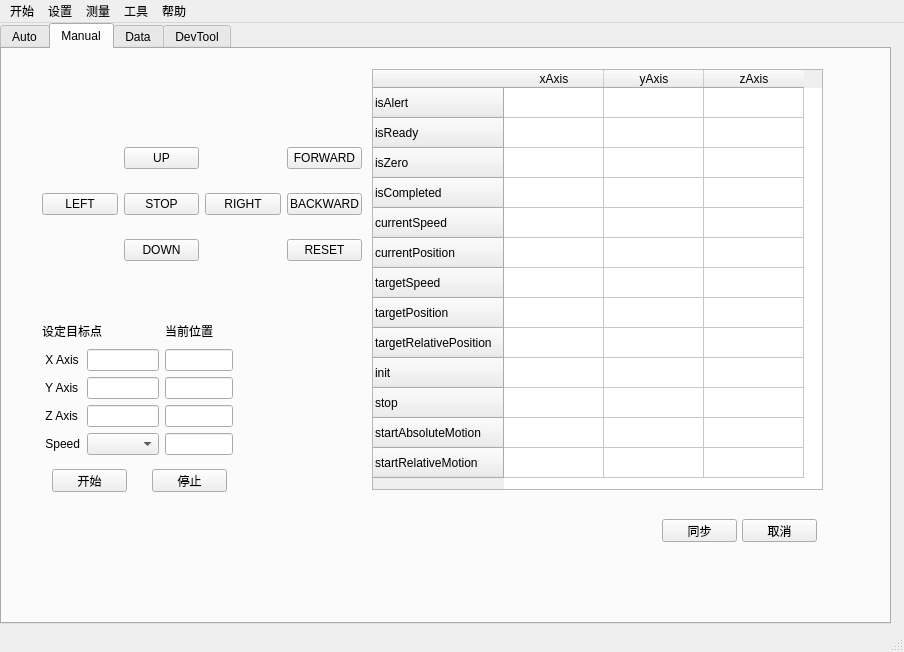
Old version of the form mainwindow.ui in the repository xuli2020sj/GammaDetctionSystem9.
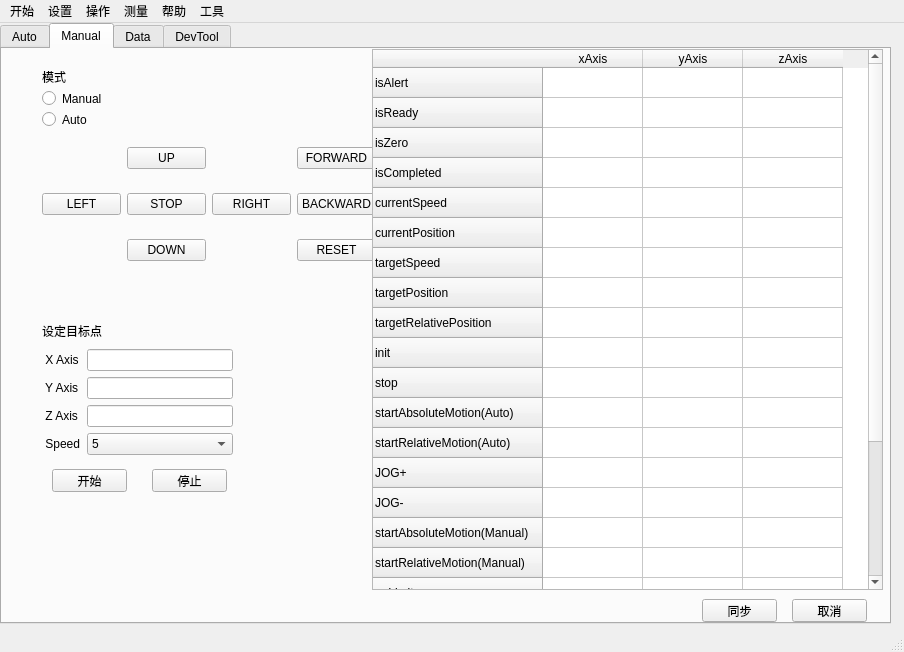
New version of the form. The open tabs and pages were chosen to show the change.

```diff
--- a/mainwindow.ui
+++ b/mainwindow.ui
@@ -220,7 +220,7 @@
        <rect>
         <x>40</x>
         <y>80</y>
-        <width>320</width>
+        <width>334</width>
         <height>151</height>
        </rect>
       </property>
@@ -293,6 +293,32 @@
        </rect>
       </property>
       <layout class="QGridLayout" name="gridLayout_6">
+       <item row="4" column="0">
+        <widget class="QLabel" name="label_11">
+         <property name="text">
+          <string> Speed</string>
+         </property>
+        </widget>
+       </item>
+       <item row="4" column="1">
+        <widget class="QComboBox" name="speedSelect">
+         <item>
+          <property name="text">
+           <string>5</string>
+          </property>
+         </item>
+         <item>
+          <property name="text">
+           <string>10</string>
+          </property>
+         </item>
+         <item>
+          <property name="text">
+           <string>15</string>
+          </property>
+         </item>
+        </widget>
+       </item>
        <item row="0" column="0" colspan="2">
         <widget class="QLabel" name="label_7">
          <property name="text">
@@ -300,35 +326,6 @@
          </property>
         </widget>
        </item>
-       <item row="1" column="1">
-        <widget class="QLineEdit" name="lineEdit"/>
-       </item>
-       <item row="0" column="2">
-        <widget class="QLabel" name="label_12">
-         <property name="sizePolicy">
-          <sizepolicy hsizetype="Maximum" vsizetype="Preferred">
-           <horstretch>0</horstretch>
-           <verstretch>0</verstretch>
-          </sizepolicy>
-         </property>
-         <property name="text">
-          <string>当前位置</string>
-         </property>
-        </widget>
-       </item>
-       <item row="1" column="0">
-        <widget class="QLabel" name="label_8">
-         <property name="text">
-          <string> X Axis</string>
-         </property>
-        </widget>
-       </item>
-       <item row="2" column="1">
-        <widget class="QLineEdit" name="lineEdit_2"/>
-       </item>
-       <item row="3" column="1">
-        <widget class="QLineEdit" name="lineEdit_9"/>
-       </item>
        <item row="2" column="0">
         <widget class="QLabel" name="label_9">
          <property name="text">
@@ -336,15 +333,8 @@
          </property>
         </widget>
        </item>
-       <item row="4" column="1">
-        <widget class="QComboBox" name="comboBox_3"/>
-       </item>
-       <item row="4" column="0">
-        <widget class="QLabel" name="label_11">
-         <property name="text">
-          <string> Speed</string>
-         </property>
-        </widget>
+       <item row="2" column="1">
+        <widget class="QLineEdit" name="targetYPosEdit"/>
        </item>
        <item row="3" column="0">
         <widget class="QLabel" name="label_10">
@@ -353,17 +343,18 @@
          </property>
         </widget>
        </item>
-       <item row="1" column="2">
-        <widget class="QLineEdit" name="lineEdit_10"/>
+       <item row="1" column="1">
+        <widget class="QLineEdit" name="targetXPosEdit"/>
        </item>
-       <item row="2" column="2">
-        <widget class="QLineEdit" name="lineEdit_11"/>
+       <item row="1" column="0">
+        <widget class="QLabel" name="label_8">
+         <property name="text">
+          <string> X Axis</string>
+         </property>
+        </widget>
        </item>
-       <item row="3" column="2">
-        <widget class="QLineEdit" name="lineEdit_12"/>
-       </item>
-       <item row="4" column="2">
-        <widget class="QLineEdit" name="lineEdit_13"/>
+       <item row="3" column="1">
+        <widget class="QLineEdit" name="targetZPosEdit"/>
        </item>
       </layout>
      </widget>
@@ -397,9 +388,9 @@
       <property name="geometry">
        <rect>
         <x>370</x>
-        <y>20</y>
-        <width>451</width>
-        <height>421</height>
+        <y>0</y>
+        <width>511</width>
+        <height>541</height>
        </rect>
       </property>
       <row>
@@ -459,12 +450,62 @@
       </row>
       <row>
        <property name="text">
-        <string>startAbsoluteMotion</string>
+        <string>startAbsoluteMotion(Auto)</string>
        </property>
       </row>
       <row>
        <property name="text">
-        <string>startRelativeMotion</string>
+        <string>startRelativeMotion(Auto)</string>
+       </property>
+      </row>
+      <row>
+       <property name="text">
+        <string>JOG+</string>
+       </property>
+      </row>
+      <row>
+       <property name="text">
+        <string>JOG-</string>
+       </property>
+      </row>
+      <row>
+       <property name="text">
+        <string>startAbsoluteMotion(Manual)</string>
+       </property>
+      </row>
+      <row>
+       <property name="text">
+        <string>startRelativeMotion(Manual)</string>
+       </property>
+      </row>
+      <row>
+       <property name="text">
+        <string>upLimit</string>
+       </property>
+      </row>
+      <row>
+       <property name="text">
+        <string>downLimit</string>
+       </property>
+      </row>
+      <row>
+       <property name="text">
+        <string>localOrRemote</string>
+       </property>
+      </row>
+      <row>
+       <property name="text">
+        <string>stopAllAxis</string>
+       </property>
+      </row>
+      <row>
+       <property name="text">
+        <string>resetAllAxis</string>
+       </property>
+      </row>
+      <row>
+       <property name="text">
+        <string>localOrRemoteState</string>
        </property>
       </row>
       <column>
@@ -486,8 +527,8 @@
      <widget class="QPushButton" name="synButton">
       <property name="geometry">
        <rect>
-        <x>660</x>
-        <y>470</y>
+        <x>700</x>
+        <y>550</y>
         <width>75</width>
         <height>23</height>
        </rect>
@@ -499,8 +540,8 @@
      <widget class="QPushButton" name="synCancelButton">
       <property name="geometry">
        <rect>
-        <x>740</x>
-        <y>470</y>
+        <x>790</x>
+        <y>550</y>
         <width>75</width>
         <height>23</height>
        </rect>
@@ -509,6 +550,39 @@
        <string>取消</string>
       </property>
      </widget>
+     <widget class="QWidget" name="verticalLayoutWidget_2">
+      <property name="geometry">
+       <rect>
+        <x>40</x>
+        <y>20</y>
+        <width>160</width>
+        <height>58</height>
+       </rect>
+      </property>
+      <layout class="QVBoxLayout" name="verticalLayout_2">
+       <item>
+        <widget class="QLabel" name="label_12">
+         <property name="text">
+          <string>模式</string>
+         </property>
+        </widget>
+       </item>
+       <item>
+        <widget class="QRadioButton" name="manualRadioButton">
+         <property name="text">
+          <string>Manual</string>
+         </property>
+        </widget>
+       </item>
+       <item>
+        <widget class="QRadioButton" name="autoRadioButton">
+         <property name="text">
+          <string>Auto</string>
+         </property>
+        </widget>
+       </item>
+      </layout>
+     </widget>
     </widget>
     <widget class="QWidget" name="tab_3">
      <attribute name="title">
@@ -1064,7 +1138,7 @@
      <x>0</x>
      <y>0</y>
      <width>904</width>
-     <height>23</height>
+     <height>17</height>
     </rect>
    </property>
    <widget class="QMenu" name="menu">
@@ -1106,11 +1180,20 @@
     </property>
     <addaction name="actionUser_Manual"/>
    </widget>
+   <widget class="QMenu" name="menu_6">
+    <property name="title">
+     <string>操作</string>
+    </property>
+    <addaction name="generateCmdAction"/>
+    <addaction name="action_2"/>
+    <addaction name="reconstructionAction"/>
+   </widget>
    <addaction name="menu"/>
    <addaction name="menu_2"/>
+   <addaction name="menu_6"/>
    <addaction name="menu_3"/>
-   <addaction name="menu_4"/>
    <addaction name="menu_5"/>
+   <addaction name="menu_4"/>
   </widget>
   <widget class="QStatusBar" name="statusbar"/>
   <action name="actionConnect_PLC">
```
Left out of the diff: 40 changed lines with no effect on the pictures.
